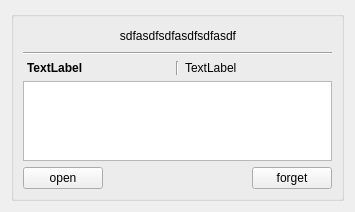
The window that lib-ui/textBox.ui (aumanimationstudios/tray-server) describes before a commit, drawn with Qt 5.
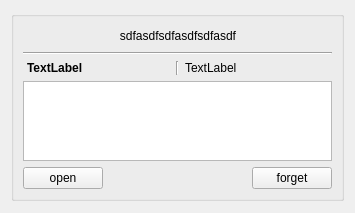
The same window after the commit.

Patch:
```diff
--- a/lib-ui/textBox.ui
+++ b/lib-ui/textBox.ui
@@ -7,7 +7,7 @@
     <x>0</x>
     <y>0</y>
     <width>355</width>
-    <height>204</height>
+    <height>213</height>
    </rect>
   </property>
   <property name="sizePolicy">
```
